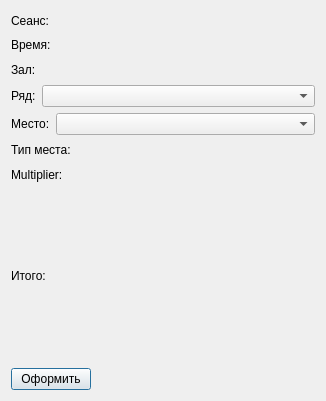
The window that ticket.ui (dimab0nd/TBD_kursach) describes before a commit, drawn with Qt 5.
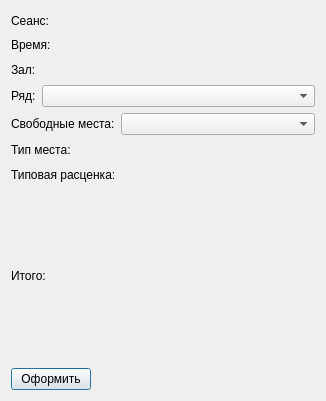
The same window after the commit.

What changed in the file:
```diff
--- a/ticket.ui
+++ b/ticket.ui
@@ -56,7 +56,7 @@
        <item row="0" column="0">
         <widget class="QLabel" name="label_4">
          <property name="text">
-          <string>Место:</string>
+          <string>Свободные места:</string>
          </property>
         </widget>
        </item>
@@ -75,7 +75,7 @@
      <item>
       <widget class="QLabel" name="multiplierlabel">
        <property name="text">
-        <string>Multiplier: </string>
+        <string>Типовая расценка: </string>
        </property>
       </widget>
      </item>
```
